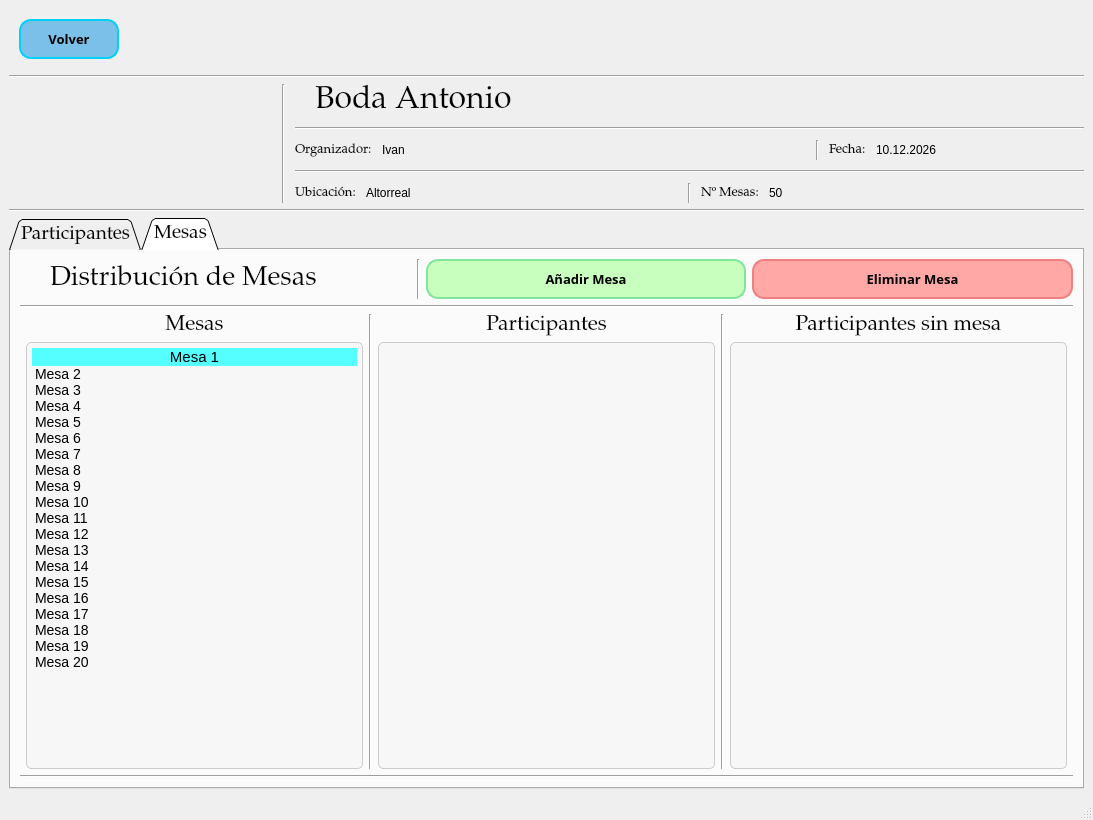
Before: the Qt Designer form src/ui/GestionDeEventos.ui in IvanJesusCorbalanPascual/Gestor-de-Eventos, drawn with Qt 5.
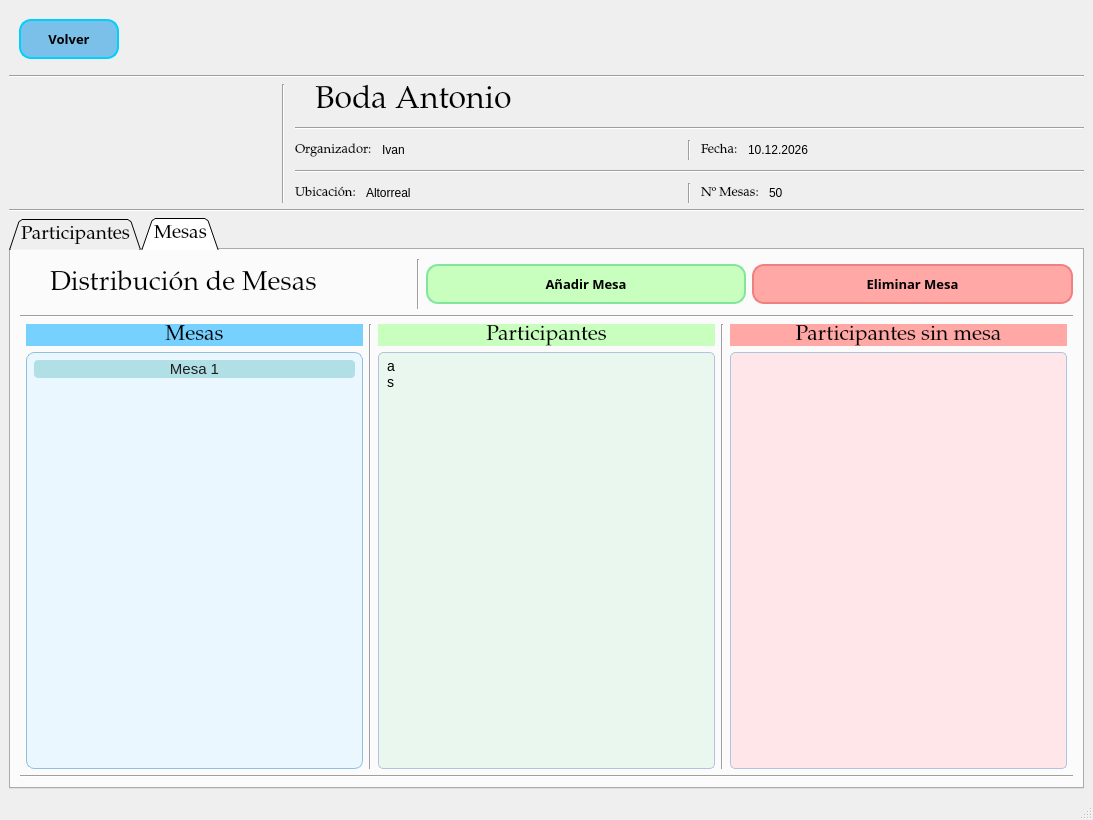
After: the same form once the commit is applied. The open tabs and pages were chosen to show the change. Icons and pictures are not drawn.

Commit message:
Estilos y colores
Asignando estilos y colores a la interfaz grafica

```diff
--- a/src/ui/GestionDeEventos.ui
+++ b/src/ui/GestionDeEventos.ui
@@ -198,7 +198,7 @@
            </widget>
           </item>
           <item>
-           <layout class="QHBoxLayout" name="horizontalLayout_4" stretch="2,0,1">
+           <layout class="QHBoxLayout" name="horizontalLayout_4" stretch="1,0,1">
             <item>
              <layout class="QHBoxLayout" name="horizontalLayout_9" stretch="0,0,0">
               <item>
@@ -753,7 +753,7 @@
             <property name="sizeHint" stdset="0">
              <size>
               <width>40</width>
-              <height>20</height>
+              <height>50</height>
              </size>
             </property>
            </spacer>
@@ -871,6 +871,9 @@
                 <pointsize>16</pointsize>
                </font>
               </property>
+              <property name="styleSheet">
+               <string notr="true">background-color:#77D1FF;</string>
+              </property>
               <property name="text">
                <string>Mesas</string>
               </property>
@@ -893,40 +896,38 @@
                <bool>false</bool>
               </property>
               <property name="styleSheet">
-               <string notr="true">/* ========================================= */
-/* ESTILO GENERAL DE LAS LISTAS (QListWidget) */
-/* ========================================= */
-QListWidget {
-	background-color: #f1f8e9;
-    background: #f7f7f7;
-    border: 1px solid #cccccc;
-    border-radius: 5px;
-    font-size: 14px;
+               <string notr="true">/* ESTILO GENERAL DE LAS LISTAS (QListWidget) - Mesas */
+QListWidget#listWidgetMesas { /* Usa el objectName real de tu lista de Mesas */
+    background: #EAF7FF; /* Fondo general azul muy pálido */
+    border: 1px solid #90C0E0; /* Borde azul suave */
+    border-radius: 8px; /* Bordes más suaves */
+    font-size: 15px; /* Ligeramente más grande */
     padding: 5px;
-    /* Opción 1: Alinear el contenido general de la vista (a veces necesario) */
-    qproperty-alignment: AlignCenter; 
+text-align: center;
+
 }
 
-/* ----------------------------------------- */
-/* 1. LISTA MAESTRO (NAVEGACIÓN DE MESAS) */
-/* ----------------------------------------- */
-QListWidget#listWidget_Mesas::item { /* Reemplaza si es necesario */
-    padding: 8px 10px;
-    border-bottom: 1px solid #eeeeee;
-    /* Opción 2: Alinear el texto dentro del ítem */
+/* Centrado del texto en TODOS los ítems de QListWidget (horizontal) */
+QListWidget#listWidgetMesas::item {
     text-align: center;
+    /* Estilo base de los ítems: el color que querías para todas las mesas */
+    background-color: #B0E0E6; /* Azul claro suave (como el de tu imagen) */
+    color: #1E1E1E; /* Texto oscuro para contraste */
+    margin: 2px; /* Pequeño margen entre elementos */
+    border-radius: 4px; /* Bordes redondeados en cada ítem */
 }
 
-QListWidget#listWidget_Mesas::item:hover {
-    background: #e0f2f1;
-    color: #00796b;
+/* Estilo para el hover */
+QListWidget#listWidgetMesas::item:hover {
+    background: #A0D0E0; /* Azul ligeramente más oscuro al pasar el ratón */
 }
 
-QListWidget#listWidget_Mesas::item:selected {
-    background: #00796b;
+/* Estilo para el elemento REALMENTE seleccionado */
+QListWidget#listWidgetMesas::item:selected {
+    background: #4682B4; /* Azul Acero (color de selección fuerte) */
     color: white;
-    border-radius: 3px;
-    font-weight: bold;
+    font-weight: bold; /* Destacar el seleccionado */
+text-align: center;
 }</string>
               </property>
               <property name="dragEnabled">
@@ -969,101 +970,6 @@
                 <set>ItemIsSelectable|ItemIsEditable|ItemIsDragEnabled|ItemIsDropEnabled|ItemIsUserCheckable|ItemIsEnabled</set>
                </property>
               </item>
-              <item>
-               <property name="text">
-                <string>Mesa 2</string>
-               </property>
-              </item>
-              <item>
-               <property name="text">
-                <string>Mesa 3</string>
-               </property>
-              </item>
-              <item>
-               <property name="text">
-                <string>Mesa 4</string>
-               </property>
-              </item>
-              <item>
-               <property name="text">
-                <string>Mesa 5</string>
-               </property>
-              </item>
-              <item>
-               <property name="text">
-                <string>Mesa 6</string>
-               </property>
-              </item>
-              <item>
-               <property name="text">
-                <string>Mesa 7</string>
-               </property>
-              </item>
-              <item>
-               <property name="text">
-                <string>Mesa 8</string>
-               </property>
-              </item>
-              <item>
-               <property name="text">
-                <string>Mesa 9</string>
-               </property>
-              </item>
-              <item>
-               <property name="text">
-                <string>Mesa 10</string>
-               </property>
-              </item>
-              <item>
-               <property name="text">
-                <string>Mesa 11</string>
-               </property>
-              </item>
-              <item>
-               <property name="text">
-                <string>Mesa 12</string>
-               </property>
-              </item>
-              <item>
-               <property name="text">
-                <string>Mesa 13</string>
-               </property>
-              </item>
-              <item>
-               <property name="text">
-                <string>Mesa 14</string>
-               </property>
-              </item>
-              <item>
-               <property name="text">
-                <string>Mesa 15</string>
-               </property>
-              </item>
-              <item>
-               <property name="text">
-                <string>Mesa 16</string>
-               </property>
-              </item>
-              <item>
-               <property name="text">
-                <string>Mesa 17</string>
-               </property>
-              </item>
-              <item>
-               <property name="text">
-                <string>Mesa 18</string>
-               </property>
-              </item>
-              <item>
-               <property name="text">
-                <string>Mesa 19</string>
-               </property>
-              </item>
-              <item>
-               <property name="text">
-                <string>Mesa 20</string>
-               </property>
-              </item>
              </widget>
             </item>
            </layout>
@@ -1085,6 +991,9 @@
                 <pointsize>16</pointsize>
                </font>
               </property>
+              <property name="styleSheet">
+               <string notr="true">background-color:#C8FFBE;</string>
+              </property>
               <property name="text">
                <string>Participantes</string>
               </property>
@@ -1099,36 +1008,43 @@
                <bool>false</bool>
               </property>
               <property name="styleSheet">
-               <string notr="true">/* ========================================= */
-/* ESTILO GENERAL DE LAS LISTAS (QListWidget) */
-/* ========================================= */
-QListWidget {
-    background: #f7f7f7;
-    border: 1px solid #cccccc;
+               <string notr="true">/* ESTILO GENERAL DE LAS LISTAS (QListWidget) - Participantes */
+QListWidget#listWidgetParticipantes {
+    background: #EAF7EE; /* Fondo blanco-gris muy claro */
+    border: 1px solid #B0C4DE; /* Borde azul-grisáceo claro */
     border-radius: 5px;
     font-size: 14px;
     padding: 5px;
-    /* Opción 1: Alinear el contenido general de la vista (a veces necesario) */
-    qproperty-alignment: AlignCenter; 
+    /* Removido: qproperty-alignment no es válido para QListWidget */
 }
 
-/* ----------------------------------------- */
-/* 2. LISTA DETALLE (PARTICIPANTES) */
-/* ----------------------------------------- */
-QListWidget#listWidget_Participantes::item { /* Reemplaza si es necesario */
-    /* Opción 2: Alinear el texto dentro del ítem */
+/* Centrado del texto en TODOS los ítems de QListWidget (horizontal) */
+QListWidget#listWidgetParticipantes::item {
     text-align: center;
 }
 
-QListWidget#listWidget_Participantes::item:hover {
-    background: #f0f0f0; 
+/* Estilo para el hover */
+QListWidget#listWidgetParticipantes::item:hover {
+    background: #EFEFEF; /* Gris muy suave en hover */
 }
 
-QListWidget#listWidget_Participantes::item:selected {
-    background: #b2dfdb;
+/* Estilo para el elemento seleccionado */
+QListWidget#listWidgetParticipantes::item:selected {
+    background: #ADD8E6; /* Azul claro (LightBlue) para la selección */
     color: black;
+    border-left: 5px solid #4A90E2; /* Barra de color primario a la izquierda para destacar */
 }</string>
               </property>
+              <item>
+               <property name="text">
+                <string>a</string>
+               </property>
+              </item>
+              <item>
+               <property name="text">
+                <string>s</string>
+               </property>
+              </item>
              </widget>
             </item>
            </layout>
@@ -1150,6 +1066,9 @@
                 <pointsize>16</pointsize>
                </font>
               </property>
+              <property name="styleSheet">
+               <string notr="true">background-color:#FFA8A5;</string>
+              </property>
               <property name="text">
                <string>Participantes sin mesa</string>
               </property>
@@ -1164,33 +1083,33 @@
                <bool>false</bool>
               </property>
               <property name="styleSheet">
-               <string notr="true">
-/* ESTILO GENERAL DE LAS LISTAS (QListWidget) */
-QListWidget {
-    background: #f7f7f7;
-    border: 1px solid #cccccc;
+               <string notr="true">/* ESTILO GENERAL DE LAS LISTAS (QListWidget) - Participantes sin mesa */
+QListWidget#listWidgetParticipantesSinMesas { /* Asegúrate de reemplazar con el objectName de esta lista */
+    background: #FFE6E8; /* Fondo Blanco-Azulado Fantasma */
+    border: 1px solid #B0C4DE;
     border-radius: 5px;
     font-size: 14px;
     padding: 5px;
-    /* Opción 1: Alinear el contenido general de la vista (a veces necesario) */
+    /* Alinear el contenido general de la vista */
     qproperty-alignment: AlignCenter; 
 }
 
-/* ----------------------------------------- */
-/* 2. LISTA DETALLE (PARTICIPANTES) */
-/* ----------------------------------------- */
-QListWidget#listWidget_Participantes::item { /* Reemplaza si es necesario */
+/* 2. LISTA DETALLE (Participantes sin mesa) */
+QListWidget#listWidgetParticipantesSinMesas::item {
     /* Opción 2: Alinear el texto dentro del ítem */
     text-align: center;
 }
 
-QListWidget#listWidget_Participantes::item:hover {
-    background: #f0f0f0; 
+/* Estilo para el hover */
+QListWidget#listWidgetParticipantesSinMesas::item:hover {
+    background: #E5F3FF; /* Un azul muy, muy claro en hover */
 }
 
-QListWidget#listWidget_Participantes::item:selected {
-    background: #b2dfdb;
+/* Estilo para el elemento seleccionado */
+QListWidget#listWidget_SinMesa::item:selected {
+    background: #9BBFEB; /* Un azul un poco más oscuro que el anterior */
     color: black;
+    border-left: 5px solid #0077B6; /* Barra azul más intensa */
 }</string>
               </property>
              </widget>
```
Left out of the diff: 8 changed lines with no effect on the pictures. The commit also changes 1 other file.
